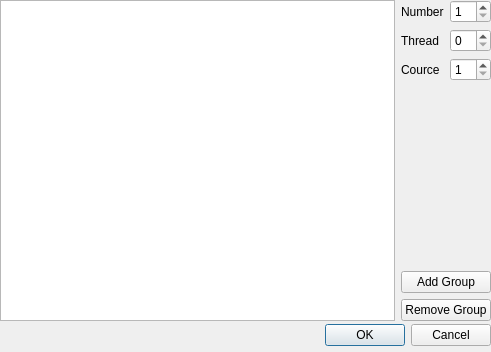
First picture: the form in src/gui/group_dialog.ui, repository blumix/scheduler, before the edit.
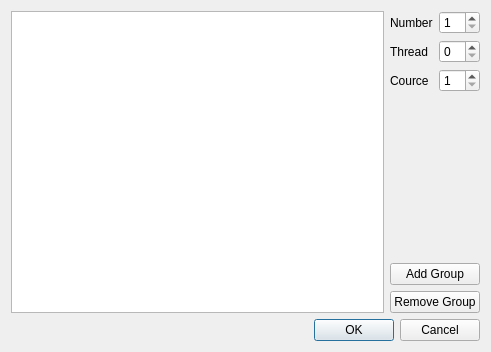
Second picture: the form after the edit.

```diff
--- a/src/gui/group_dialog.ui
+++ b/src/gui/group_dialog.ui
@@ -13,31 +13,8 @@
   <property name="windowTitle">
    <string>Dialog</string>
   </property>
-  <widget class="QDialogButtonBox" name="buttonBox">
-   <property name="geometry">
-    <rect>
-     <x>150</x>
-     <y>320</y>
-     <width>341</width>
-     <height>31</height>
-    </rect>
-   </property>
-   <property name="orientation">
-    <enum>Qt::Horizontal</enum>
-   </property>
-   <property name="standardButtons">
-    <set>QDialogButtonBox::Cancel|QDialogButtonBox::Ok</set>
-   </property>
-  </widget>
-  <widget class="QWidget" name="horizontalLayoutWidget">
-   <property name="geometry">
-    <rect>
-     <x>0</x>
-     <y>0</y>
-     <width>491</width>
-     <height>321</height>
-    </rect>
-   </property>
+  <layout class="QVBoxLayout" name="verticalLayout_3">
+   <item>
    <layout class="QHBoxLayout" name="horizontalLayout">
     <item>
      <widget class="QTreeView" name="treeView"/>
@@ -120,7 +97,18 @@
      </layout>
     </item>
    </layout>
-  </widget>
+   </item>
+   <item>
+    <widget class="QDialogButtonBox" name="buttonBox">
+     <property name="orientation">
+      <enum>Qt::Horizontal</enum>
+     </property>
+     <property name="standardButtons">
+      <set>QDialogButtonBox::Cancel|QDialogButtonBox::Ok</set>
+     </property>
+    </widget>
+   </item>
+  </layout>
  </widget>
  <resources/>
  <connections>
```
Lines whose indentation alone changed are shown as unchanged.
